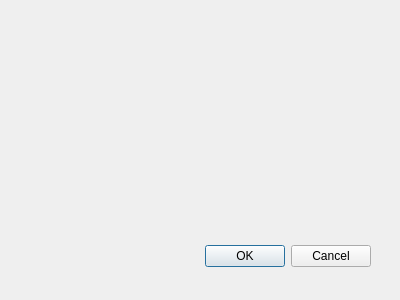
First picture: the form in dispositif/Cubicle/savetemporary.ui, repository ppff/Cubicle-GUI, before the edit.
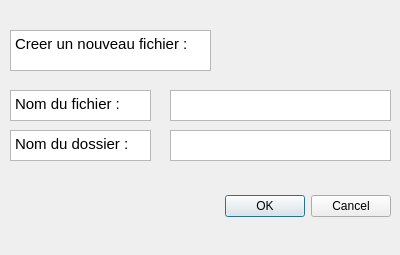
Second picture: the form after the edit.

Commit message: ajouter la fonctionnalite de la creation du fichier dans le repertoire temporaire

```diff
--- a/dispositif/Cubicle/savetemporary.ui
+++ b/dispositif/Cubicle/savetemporary.ui
@@ -9,7 +9,7 @@
     <x>0</x>
     <y>0</y>
     <width>400</width>
-    <height>300</height>
+    <height>255</height>
    </rect>
   </property>
   <property name="windowTitle">
@@ -18,8 +18,8 @@
   <widget class="QDialogButtonBox" name="buttonBox">
    <property name="geometry">
     <rect>
-     <x>30</x>
-     <y>240</y>
+     <x>50</x>
+     <y>190</y>
      <width>341</width>
      <height>32</height>
     </rect>
@@ -31,6 +31,77 @@
     <set>QDialogButtonBox::Cancel|QDialogButtonBox::Ok</set>
    </property>
   </widget>
+  <widget class="QTextBrowser" name="textBrowser">
+   <property name="geometry">
+    <rect>
+     <x>10</x>
+     <y>30</y>
+     <width>201</width>
+     <height>41</height>
+    </rect>
+   </property>
+   <property name="html">
+    <string>&lt;!DOCTYPE HTML PUBLIC &quot;-//W3C//DTD HTML 4.0//EN&quot; &quot;http://www.w3.org/TR/REC-html40/strict.dtd&quot;&gt;
+&lt;html&gt;&lt;head&gt;&lt;meta name=&quot;qrichtext&quot; content=&quot;1&quot; /&gt;&lt;style type=&quot;text/css&quot;&gt;
+p, li { white-space: pre-wrap; }
+&lt;/style&gt;&lt;/head&gt;&lt;body style=&quot; font-family:'Ubuntu'; font-size:11pt; font-weight:400; font-style:normal;&quot;&gt;
+&lt;p style=&quot; margin-top:0px; margin-bottom:0px; margin-left:0px; margin-right:0px; -qt-block-indent:0; text-indent:0px;&quot;&gt;Creer un nouveau fichier :&lt;/p&gt;&lt;/body&gt;&lt;/html&gt;</string>
+   </property>
+  </widget>
+  <widget class="QTextBrowser" name="textBrowser_2">
+   <property name="geometry">
+    <rect>
+     <x>10</x>
+     <y>90</y>
+     <width>141</width>
+     <height>31</height>
+    </rect>
+   </property>
+   <property name="html">
+    <string>&lt;!DOCTYPE HTML PUBLIC &quot;-//W3C//DTD HTML 4.0//EN&quot; &quot;http://www.w3.org/TR/REC-html40/strict.dtd&quot;&gt;
+&lt;html&gt;&lt;head&gt;&lt;meta name=&quot;qrichtext&quot; content=&quot;1&quot; /&gt;&lt;style type=&quot;text/css&quot;&gt;
+p, li { white-space: pre-wrap; }
+&lt;/style&gt;&lt;/head&gt;&lt;body style=&quot; font-family:'Ubuntu'; font-size:11pt; font-weight:400; font-style:normal;&quot;&gt;
+&lt;p style=&quot; margin-top:0px; margin-bottom:0px; margin-left:0px; margin-right:0px; -qt-block-indent:0; text-indent:0px;&quot;&gt;Nom du fichier :&lt;/p&gt;&lt;/body&gt;&lt;/html&gt;</string>
+   </property>
+  </widget>
+  <widget class="QTextEdit" name="textEdit">
+   <property name="geometry">
+    <rect>
+     <x>170</x>
+     <y>90</y>
+     <width>221</width>
+     <height>31</height>
+    </rect>
+   </property>
+  </widget>
+  <widget class="QTextBrowser" name="textBrowser_3">
+   <property name="geometry">
+    <rect>
+     <x>10</x>
+     <y>130</y>
+     <width>141</width>
+     <height>31</height>
+    </rect>
+   </property>
+   <property name="html">
+    <string>&lt;!DOCTYPE HTML PUBLIC &quot;-//W3C//DTD HTML 4.0//EN&quot; &quot;http://www.w3.org/TR/REC-html40/strict.dtd&quot;&gt;
+&lt;html&gt;&lt;head&gt;&lt;meta name=&quot;qrichtext&quot; content=&quot;1&quot; /&gt;&lt;style type=&quot;text/css&quot;&gt;
+p, li { white-space: pre-wrap; }
+&lt;/style&gt;&lt;/head&gt;&lt;body style=&quot; font-family:'Ubuntu'; font-size:11pt; font-weight:400; font-style:normal;&quot;&gt;
+&lt;p style=&quot; margin-top:0px; margin-bottom:0px; margin-left:0px; margin-right:0px; -qt-block-indent:0; text-indent:0px;&quot;&gt;Nom du dossier :&lt;/p&gt;&lt;/body&gt;&lt;/html&gt;</string>
+   </property>
+  </widget>
+  <widget class="QTextEdit" name="textEdit_2">
+   <property name="geometry">
+    <rect>
+     <x>170</x>
+     <y>130</y>
+     <width>221</width>
+     <height>31</height>
+    </rect>
+   </property>
+  </widget>
  </widget>
  <pixmapfunction/>
  <resources/>
```
Left out of the diff: 5 changed lines with no effect on the pictures. The commit also changes 2 other files.
